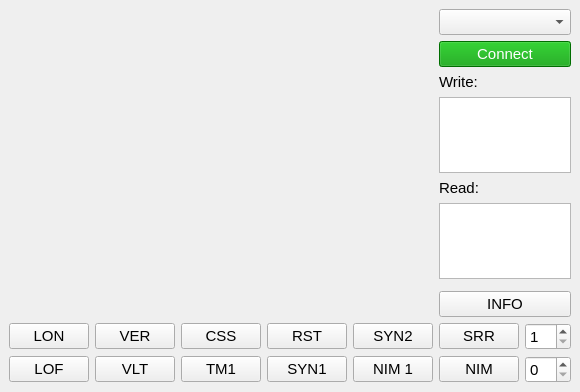
This is ocounter.ui in eugenezador/OCounter as Qt 5 draws it before an edit. The edited form follows.
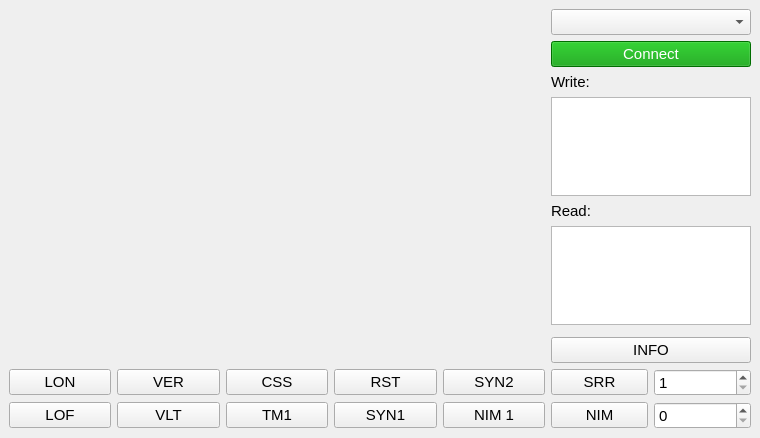
This is the edited form. Custom widgets are drawn as their Qt base class.

What changed in the file:
```diff
--- a/ocounter.ui
+++ b/ocounter.ui
@@ -6,8 +6,8 @@
    <rect>
     <x>0</x>
     <y>0</y>
-    <width>580</width>
-    <height>392</height>
+    <width>760</width>
+    <height>438</height>
    </rect>
   </property>
   <property name="windowTitle">
```
